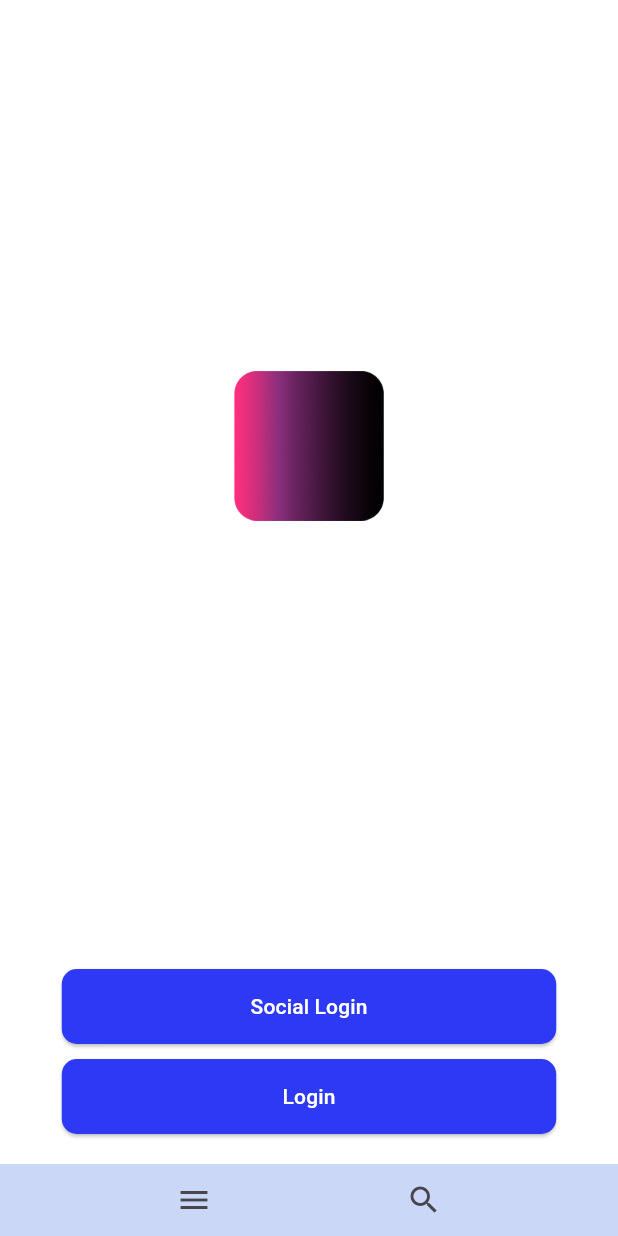
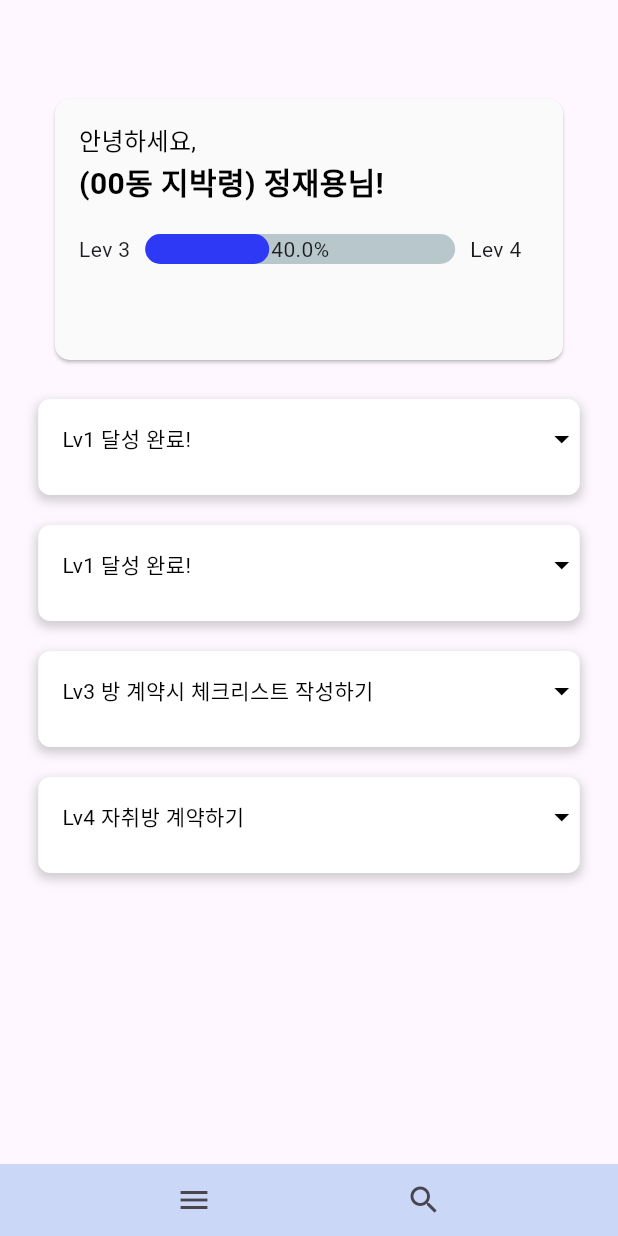
Before and after one commit to SPARCS-Service-Hackathon-2024/A4-App, a Flutter app: the screen it shows after launch, on a phone screen of 412 x 824 dp. Run offline on Flutter 3.47's test engine with Material 3 defaults, Android fonts, the phone set to English and light mode, and no system bars; drawn by our look-alikes of percent_indicator; our stand-ins replace flutter_screenutil, google_fonts.

Commit message:
feat: 페이지1 구현 #2

```diff
--- /dev/null
+++ b/app_front/lib/View/Components/dropdown_checklist.dart
@@ -0,0 +1,389 @@
+import 'package:flutter/material.dart';
+
+
+class DropdownChecklist3 extends StatefulWidget {
+  @override
+  _DropdownChecklist3State createState() => _DropdownChecklist3State();
+}
+
+class _DropdownChecklist3State extends State<DropdownChecklist3> {
+  bool isExpanded = false;
+  List<bool> isChecked; // 체크 상태를 저장할 리스트
+  List<String> missions = [
+    "등기부 등본",
+    "임대차 계약서",
+    "중계대상물 확인서",
+    "세부 관리비 항목 확인",
+  ];
+
+
+
+  _DropdownChecklist3State() : isChecked = List<bool>.filled(4, false);
+
+  @override
+  Widget build(BuildContext context) {
+    // 선택된 항목 수를 계산
+    int selectedCount = isChecked.where((item) => item).length;
+
+
+    return Column(
+      children: [
+        GestureDetector(
+          onTap: () {
+            setState(() {
+              isExpanded = !isExpanded;
+            });
+          },
+          child: AnimatedContainer(
+            duration: Duration(milliseconds: 300),
+            width: 361,
+            height: isExpanded ? (64 + missions.length * 48.0) : 64,
+            decoration: BoxDecoration(
+              color: isExpanded ? Color(0xFF80A0DE) : Colors.white,
+              borderRadius: BorderRadius.circular(8),
+              boxShadow: [
+                BoxShadow(
+                  color: Colors.grey.withOpacity(0.5),
+                  spreadRadius: 1,
+                  blurRadius: 5,
+                  offset: Offset(0, 3),
+                ),
+              ],
+            ),
+            child: Column(
+              children: [
+                Row(
+                  mainAxisAlignment: MainAxisAlignment.spaceBetween,
+                  children: [
+                    Padding(
+                      padding: EdgeInsets.all(16),
+                      child: Text(
+                        "Lv3 방 계약시 체크리스트 작성하기", // 선택된 항목 수에 따라 텍스트 변경
+                        style: TextStyle(
+                            color: isExpanded ? Colors.white : Colors.black
+                        ),
+
+                      ),
+                    ),
+                    Icon(Icons.arrow_drop_down, color: isExpanded ? Colors.white : Colors.black),
+                  ],
+                ),
+                Expanded(
+                  child: ListView.builder(
+                    itemCount: isExpanded ? missions.length : 0,
+                    itemBuilder: (BuildContext context, int index) {
+                      return CheckboxListTile(
+                        title: Text(missions[index], style: TextStyle(color: Colors.black)),
+                        value: isChecked[index],
+                        onChanged: (bool? value) {
+                          setState(() {
+                            isChecked[index] = value!;
+                          });
+                        },
+                        activeColor: Color(0xFF80A0DE),
+                        checkColor: Colors.white,
+                        controlAffinity: ListTileControlAffinity.leading,
+                      );
+                    },
+                  ),
+                ),
+              ],
+            ),
+          ),
+        ),
+      ],
+    );
+  }
+}
+
+
+class DropdownChecklist4 extends StatefulWidget {
+  @override
+  _DropdownChecklist4State createState() => _DropdownChecklist4State();
+}
+
+class _DropdownChecklist4State extends State<DropdownChecklist4> {
+  bool isExpanded = false;
+  List<bool> isChecked; // 체크 상태를 저장할 리스트
+  List<String> missions = [
+    "이삿짐 싸기",
+    "짐 옮기기",
+  ];
+
+
+
+  _DropdownChecklist4State() : isChecked = List<bool>.filled(4, false);
+
+  @override
+  Widget build(BuildContext context) {
+    // 선택된 항목 수를 계산
+    int selectedCount = isChecked.where((item) => item).length;
+
+
+    return Column(
+      children: [
+        GestureDetector(
+          onTap: () {
+            setState(() {
+              isExpanded = !isExpanded;
+            });
+          },
+          child: AnimatedContainer(
+            duration: Duration(milliseconds: 300),
+            width: 361,
+            height: isExpanded ? (64 + missions.length * 48.0) : 64,
+            decoration: BoxDecoration(
+              color: isExpanded ? Color(0xFF80A0DE) : Colors.white,
+              borderRadius: BorderRadius.circular(8),
+              boxShadow: [
+                BoxShadow(
+                  color: Colors.grey.withOpacity(0.5),
+                  spreadRadius: 1,
+                  blurRadius: 5,
+                  offset: Offset(0, 3),
+                ),
+              ],
+            ),
+            child: Column(
+              children: [
+                Row(
+                  mainAxisAlignment: MainAxisAlignment.spaceBetween,
+                  children: [
+                    Padding(
+                      padding: EdgeInsets.all(16),
+                      child: Text(
+                        "Lv4 자취방 계약하기", // 선택된 항목 수에 따라 텍스트 변경
+                        style: TextStyle(
+                            color: isExpanded ? Colors.white : Colors.black
+                        ),
+
+                      ),
+                    ),
+                    Icon(Icons.arrow_drop_down, color: isExpanded ? Colors.white : Colors.black),
+                  ],
+                ),
+                Expanded(
+                  child: ListView.builder(
+                    itemCount: isExpanded ? missions.length : 0,
+                    itemBuilder: (BuildContext context, int index) {
+                      return CheckboxListTile(
+                        title: Text(missions[index], style: TextStyle(color: Colors.black)),
+                        value: isChecked[index],
+                        onChanged: (bool? value) {
+                          setState(() {
+                            isChecked[index] = value!;
+                          });
+                        },
+                        activeColor: Color(0xFF80A0DE),
+                        checkColor: Colors.white,
+                        controlAffinity: ListTileControlAffinity.leading,
+                      );
+                    },
+                  ),
+                ),
+              ],
+            ),
+          ),
+        ),
+      ],
+    );
+  }
+}
+
+
+class FDropdownChecklist extends StatefulWidget {
+  @override
+  _FDropdownChecklistState createState() => _FDropdownChecklistState();
+}
+
+class _FDropdownChecklistState extends State<FDropdownChecklist> {
+  bool isExpanded = false;
+  List<bool> isChecked; // 체크 상태를 저장할 리스트
+  List<String> missions = [
+    "집에 가기",
+    "집에 가기",
+
+  ];
+
+
+
+
+
+  _FDropdownChecklistState() : isChecked = List<bool>.filled(4, true);
+
+
+  @override
+  Widget build(BuildContext context) {
+    // 선택된 항목 수를 계산
+    int selectedCount = isChecked.where((item) => item).length;
+
+
+    return Column(
+      children: [
+        GestureDetector(
+          onTap: () {
+            setState(() {
+              isExpanded = !isExpanded;
+            });
+          },
+          child: AnimatedContainer(
+            duration: Duration(milliseconds: 300),
+            width: 361,
+            height: isExpanded ? (64 + missions.length * 48.0) : 64,
+            decoration: BoxDecoration(
+              color: isExpanded ? Color(0xFF80A0DE) : Colors.white,
+              borderRadius: BorderRadius.circular(8),
+              boxShadow: [
+                BoxShadow(
+                  color: Colors.grey.withOpacity(0.5),
+                  spreadRadius: 1,
+                  blurRadius: 5,
+                  offset: Offset(0, 3),
+                ),
+              ],
+            ),
+            child: Column(
+              children: [
+                Row(
+                  mainAxisAlignment: MainAxisAlignment.spaceBetween,
+                  children: [
+                    Padding(
+                      padding: EdgeInsets.all(16),
+                      child: Text(
+                        "Lv1 달성 완료!",
+                        style: TextStyle(
+                            color: isExpanded ? Colors.white : Colors.black
+                        ),
+
+                      ),
+                    ),
+                    Icon(Icons.arrow_drop_down, color: isExpanded ? Colors.white : Colors.black),
+                  ],
+                ),
+                Expanded(
+                  child: ListView.builder(
+                    itemCount: isExpanded ? missions.length : 0,
+                    itemBuilder: (BuildContext context, int index) {
+                      return CheckboxListTile(
+                        title: Text(missions[index], style: TextStyle(color: Colors.black)),
+                        value: isChecked[index],
+                        onChanged: (bool? value) {
+                          setState(() {
+                            isChecked[index] = value!;
+                          });
+                        },
+                        activeColor: Color(0xFFCBD7F7),
+                        checkColor: Color(0xFF2E39F6),
+                        controlAffinity: ListTileControlAffinity.leading,
+                      );
+                    },
+                  ),
+                ),
+              ],
+            ),
+          ),
+        ),
+      ],
+    );
+  }
+}
+
+
+
+
+class FDropdownChecklist2 extends StatefulWidget {
+  @override
+  _FDropdownChecklist2State createState() => _FDropdownChecklist2State();
+}
+
+class _FDropdownChecklist2State extends State<FDropdownChecklist2> {
+  bool isExpanded = false;
+  List<bool> isChecked; // 체크 상태를 저장할 리스트
+  List<String> missions = [
+    "밥먹기",
+    "치킨먹기",
+
+  ];
+
+
+
+
+
+  _FDropdownChecklist2State() : isChecked = List<bool>.filled(4, true);
+
+
+  @override
+  Widget build(BuildContext context) {
+    // 선택된 항목 수를 계산
+    int selectedCount = isChecked.where((item) => item).length;
+
+
+    return Column(
+      children: [
+        GestureDetector(
+          onTap: () {
+            setState(() {
+              isExpanded = !isExpanded;
+            });
+          },
+          child: AnimatedContainer(
+            duration: Duration(milliseconds: 300),
+            width: 361,
+            height: isExpanded ? (64 + missions.length * 48.0) : 64,
+            decoration: BoxDecoration(
+              color: isExpanded ? Color(0xFF80A0DE) : Colors.white,
+              borderRadius: BorderRadius.circular(8),
+              boxShadow: [
+                BoxShadow(
+                  color: Colors.grey.withOpacity(0.5),
+                  spreadRadius: 1,
+                  blurRadius: 5,
+                  offset: Offset(0, 3),
+                ),
+              ],
+            ),
+            child: Column(
+              children: [
+                Row(
+                  mainAxisAlignment: MainAxisAlignment.spaceBetween,
+                  children: [
+                    Padding(
+                      padding: EdgeInsets.all(16),
+                      child: Text(
+                        "Lv2 달성 완료 !",
+                        style: TextStyle(
+                            color: isExpanded ? Colors.white : Colors.black
+                        ),
+
+                      ),
+                    ),
+                    Icon(Icons.arrow_drop_down, color: isExpanded ? Colors.white : Colors.black),
+                  ],
+                ),
+                Expanded(
+                  child: ListView.builder(
+                    itemCount: isExpanded ? missions.length : 0,
+                    itemBuilder: (BuildContext context, int index) {
+                      return CheckboxListTile(
+                        title: Text(missions[index], style: TextStyle(color: Colors.black)),
+                        value: isChecked[index],
+                        onChanged: (bool? value) {
+                          setState(() {
+                            isChecked[index] = value!;
+                          });
+                        },
+                        activeColor: Color(0xFFCBD7F7),
+                        checkColor: Color(0xFF2E39F6),
+                        controlAffinity: ListTileControlAffinity.leading,
+                      );
+                    },
+                  ),
+                ),
+              ],
+            ),
+          ),
+        ),
+      ],
+    );
+  }
+}
--- /dev/null
+++ b/app_front/lib/View/Screen/quest_page2.dart
@@ -0,0 +1,77 @@
+import 'package:app_front/View/Components/todays_postcard.dart';
+import 'package:flutter/material.dart';
+import 'package:flutter_screenutil/flutter_screenutil.dart';
+import 'package:google_fonts/google_fonts.dart';
+
+import '../../Model/User.dart';
+import '../Components/dropdown_checklist.dart';
+import '../Components/misson_card.dart';
+import '../Components/profile_card.dart';
+// Assuming ProfileCard and MissionCard are defined elsewhere and imported.
+
+
+
+class QuestPage2 extends StatefulWidget {
+  const QuestPage2({Key? key}) : super(key: key);
+
+  @override
+  State<QuestPage2> createState() => _QuestPage2State();
+}
+
+class _QuestPage2State extends State<QuestPage2> {
+  @override
+  Widget build(BuildContext context) {
+    return Scaffold(
+      body: SafeArea(
+          child: SingleChildScrollView( // Allows the column to be scrollable if content exceeds screen height
+          child: Column(
+            children: [
+              SizedBox(height: 50,),
+              Row(
+                mainAxisAlignment: MainAxisAlignment.center, // 가로축 중앙 정렬
+                children: [
+                  ProfileCard(),
+                ],// Your custom ProfileCard widget
+              ),
+              SizedBox(height: 10,),
+
+              Material(
+                  child: Column(
+                  children: [
+                     FDropdownChecklist(),
+                    SizedBox(height: 20),
+                     FDropdownChecklist(),
+                      SizedBox(height: 20),
+                      DropdownChecklist3(),
+                    SizedBox(height: 20),
+                    DropdownChecklist4(),
+              ],
+            ),
+          ),
+        ],
+      ),
+    ),
+
+      ),
+              bottomNavigationBar: Container(
+              color: Color(0xFFCBD7F7),
+        child: Column(
+          mainAxisSize: MainAxisSize.min, // 필요한 만큼의 크기만 차지하도록 설정
+          children: <Widget>[
+            Row(
+              mainAxisAlignment: MainAxisAlignment.spaceEvenly, // 아이콘들을 공간 동등하게 배치
+              children: <Widget>[
+                IconButton(icon: Icon(Icons.menu), onPressed: () {}),
+                IconButton(icon: Icon(Icons.search), onPressed: () {}),
+                // 다른 아이콘 버튼 추가 가능
+              ],
+            ),
+          ],
+        ),
+      ),
+
+
+    );
+
+  }
+}
--- a/app_front/lib/main.dart
+++ b/app_front/lib/main.dart
@@ -3,6 +3,9 @@
 import 'package:app_front/View/Screen/login_page.dart';
 
 import 'package:flutter/material.dart';
+
+
+import 'View/Screen/quest_page2.dart';
 
 
 
@@ -28,7 +31,7 @@ class _MyAppState extends State<MyApp> {
       theme: ThemeData(
         primarySwatch: Colors.green,
       ),
-      home: LoginPage(),
+      home: QuestPage2(),
 
     );
   }
```
Also changed, not shown: app_front/lib/View/Components/app_bar.dart (added, +30 -0 lines), app_front/lib/Data/Quest.dart (added).
